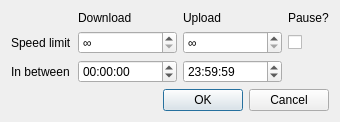
Before: the Qt Designer form src/gui/scheduleentrydialog.ui in qbittorrent/qBittorrent, drawn with Qt 5.
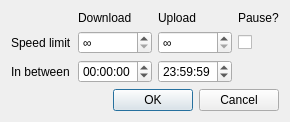
After: the same form once the commit is applied.

Patch:
```diff
--- a/src/gui/scheduleentrydialog.ui
+++ b/src/gui/scheduleentrydialog.ui
@@ -58,9 +58,6 @@
        <property name="suffix">
         <string> KiB/s</string>
        </property>
-       <property name="maximum">
-        <number>1000000</number>
-       </property>
       </widget>
      </item>
      <item row="1" column="2">
@@ -71,9 +68,6 @@
        <property name="suffix">
         <string> KiB/s</string>
        </property>
-       <property name="maximum">
-        <number>1000000</number>
-       </property>
       </widget>
      </item>
      <item row="1" column="3">
```
